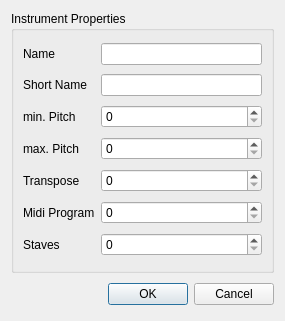
The window that mscore/mscore/editinstrument.ui (musescore/musescore-old) describes before a commit, drawn with Qt 5.
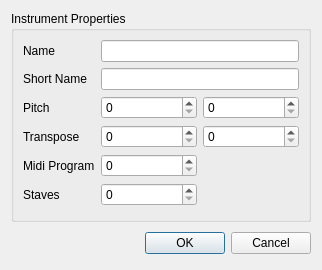
The same window after the commit.

What changed in the file:
```diff
--- a/mscore/mscore/editinstrument.ui
+++ b/mscore/mscore/editinstrument.ui
@@ -1,27 +1,27 @@
 <ui version="4.0" >
  <class>EditInstrumentBase</class>
- <widget class="QDialog" name="EditInstrumentBase" >
-  <property name="geometry" >
+ <widget class="QDialog" name="EditInstrumentBase">
+  <property name="geometry">
    <rect>
     <x>0</x>
     <y>0</y>
-    <width>285</width>
-    <height>321</height>
+    <width>322</width>
+    <height>270</height>
    </rect>
   </property>
   <property name="windowTitle" >
    <string>MuseScore: Edit Instrument Properties</string>
   </property>
-  <layout class="QVBoxLayout" >
-   <item>
-    <widget class="QGroupBox" name="groupBox" >
-     <property name="title" >
+  <layout class="QGridLayout" name="gridLayout">
+   <item row="0" column="0">
+    <widget class="QGroupBox" name="groupBox">
+     <property name="title">
       <string>Instrument Properties</string>
      </property>
-     <layout class="QGridLayout" >
-      <item row="0" column="0" >
-       <widget class="QLabel" name="label" >
-        <property name="text" >
+     <layout class="QGridLayout">
+      <item row="0" column="0">
+       <widget class="QLabel" name="label">
+        <property name="text">
          <string>Name</string>
         </property>
         <property name="textFormat" >
@@ -29,12 +29,19 @@
         </property>
        </widget>
       </item>
-      <item row="0" column="1" >
-       <widget class="QLineEdit" name="nameEdit" />
+      <item row="0" column="1" colspan="2">
+       <widget class="QLineEdit" name="nameEdit">
+        <property name="sizePolicy">
+         <sizepolicy hsizetype="Expanding" vsizetype="Fixed">
+          <horstretch>0</horstretch>
+          <verstretch>0</verstretch>
+         </sizepolicy>
+        </property>
+       </widget>
       </item>
-      <item row="1" column="0" >
-       <widget class="QLabel" name="label_2" >
-        <property name="text" >
+      <item row="1" column="0">
+       <widget class="QLabel" name="label_2">
+        <property name="text">
          <string>Short Name</string>
         </property>
         <property name="textFormat" >
@@ -42,46 +49,42 @@
         </property>
        </widget>
       </item>
-      <item row="1" column="1" >
-       <widget class="QLineEdit" name="shortNameEdit" />
-      </item>
-      <item row="2" column="0" >
-       <widget class="QLabel" name="label_3" >
-        <property name="text" >
-         <string>min. Pitch</string>
+      <item row="1" column="1" colspan="2">
+       <widget class="QLineEdit" name="shortNameEdit">
+        <property name="sizePolicy">
+         <sizepolicy hsizetype="Expanding" vsizetype="Fixed">
+          <horstretch>0</horstretch>
+          <verstretch>0</verstretch>
+         </sizepolicy>
         </property>
-        <property name="textFormat" >
-         <enum>Qt::PlainText</enum>
-        </property>
        </widget>
       </item>
-      <item row="2" column="1" >
-       <widget class="QSpinBox" name="minPitch" >
-        <property name="maximum" >
-         <number>127</number>
+      <item row="2" column="0">
+       <widget class="QLabel" name="label_3">
+        <property name="text">
+         <string>Pitch</string>
         </property>
-       </widget>
-      </item>
-      <item row="3" column="0" >
-       <widget class="QLabel" name="label_4" >
-        <property name="text" >
-         <string>max. Pitch</string>
-        </property>
-        <property name="textFormat" >
+        <property name="textFormat">
          <enum>Qt::PlainText</enum>
         </property>
        </widget>
       </item>
-      <item row="3" column="1" >
-       <widget class="QSpinBox" name="maxPitch" >
-        <property name="maximum" >
+      <item row="2" column="1">
+       <widget class="QSpinBox" name="minPitch">
+        <property name="sizePolicy">
+         <sizepolicy hsizetype="Expanding" vsizetype="Fixed">
+          <horstretch>0</horstretch>
+          <verstretch>0</verstretch>
+         </sizepolicy>
+        </property>
+        <property name="maximum">
          <number>127</number>
         </property>
        </widget>
       </item>
-      <item row="4" column="0" >
-       <widget class="QLabel" name="label_5" >
-        <property name="text" >
+      <item row="3" column="0">
+       <widget class="QLabel" name="label_5">
+        <property name="text">
          <string>Transpose</string>
         </property>
         <property name="textFormat" >
@@ -89,16 +92,22 @@
         </property>
        </widget>
       </item>
-      <item row="4" column="1" >
-       <widget class="QSpinBox" name="transpose" >
-        <property name="maximum" >
+      <item row="3" column="1">
+       <widget class="QSpinBox" name="transposeChromatic">
+        <property name="sizePolicy">
+         <sizepolicy hsizetype="Preferred" vsizetype="Fixed">
+          <horstretch>0</horstretch>
+          <verstretch>0</verstretch>
+         </sizepolicy>
+        </property>
+        <property name="maximum">
          <number>127</number>
         </property>
        </widget>
       </item>
-      <item row="5" column="0" >
-       <widget class="QLabel" name="label_6" >
-        <property name="text" >
+      <item row="4" column="0">
+       <widget class="QLabel" name="label_6">
+        <property name="text">
          <string>Midi Program</string>
         </property>
         <property name="textFormat" >
@@ -106,16 +115,22 @@
         </property>
        </widget>
       </item>
-      <item row="5" column="1" >
-       <widget class="QSpinBox" name="midiProgram" >
-        <property name="maximum" >
+      <item row="4" column="1">
+       <widget class="QSpinBox" name="midiProgram">
+        <property name="sizePolicy">
+         <sizepolicy hsizetype="Preferred" vsizetype="Fixed">
+          <horstretch>0</horstretch>
+          <verstretch>0</verstretch>
+         </sizepolicy>
+        </property>
+        <property name="maximum">
          <number>127</number>
         </property>
        </widget>
       </item>
-      <item row="6" column="0" >
-       <widget class="QLabel" name="label_7" >
-        <property name="text" >
+      <item row="5" column="0">
+       <widget class="QLabel" name="label_7">
+        <property name="text">
          <string>Staves</string>
         </property>
         <property name="textFormat" >
@@ -123,27 +138,61 @@
         </property>
        </widget>
       </item>
-      <item row="6" column="1" >
-       <widget class="QSpinBox" name="staves" />
+      <item row="5" column="1">
+       <widget class="QSpinBox" name="staves">
+        <property name="sizePolicy">
+         <sizepolicy hsizetype="Preferred" vsizetype="Fixed">
+          <horstretch>0</horstretch>
+          <verstretch>0</verstretch>
+         </sizepolicy>
+        </property>
+       </widget>
+      </item>
+      <item row="3" column="2">
+       <widget class="QSpinBox" name="transposeDiatonic">
+        <property name="sizePolicy">
+         <sizepolicy hsizetype="Preferred" vsizetype="Fixed">
+          <horstretch>0</horstretch>
+          <verstretch>0</verstretch>
+         </sizepolicy>
+        </property>
+       </widget>
+      </item>
+      <item row="2" column="2">
+       <widget class="QSpinBox" name="maxPitch">
+        <property name="sizePolicy">
+         <sizepolicy hsizetype="Expanding" vsizetype="Fixed">
+          <horstretch>0</horstretch>
+          <verstretch>0</verstretch>
+         </sizepolicy>
+        </property>
+        <property name="maximum">
+         <number>127</number>
+        </property>
+       </widget>
+      </item>
+      <item row="6" column="0">
+       <spacer name="verticalSpacer">
+        <property name="orientation">
+         <enum>Qt::Vertical</enum>
+        </property>
+        <property name="sizeHint" stdset="0">
+         <size>
+          <width>20</width>
+          <height>40</height>
+         </size>
+        </property>
+       </spacer>
       </item>
      </layout>
     </widget>
    </item>
-   <item>
-    <layout class="QHBoxLayout" >
-     <property name="spacing" >
+   <item row="1" column="0">
+    <layout class="QHBoxLayout">
+     <property name="spacing">
       <number>6</number>
      </property>
-     <property name="leftMargin" >
-      <number>0</number>
-     </property>
-     <property name="topMargin" >
-      <number>0</number>
-     </property>
-     <property name="rightMargin" >
-      <number>0</number>
-     </property>
-     <property name="bottomMargin" >
+     <property name="margin">
       <number>0</number>
      </property>
      <item>
@@ -160,15 +209,15 @@
       </spacer>
      </item>
      <item>
-      <widget class="QPushButton" name="buttonOk" >
-       <property name="text" >
+      <widget class="QPushButton" name="buttonOk">
+       <property name="text">
         <string>OK</string>
        </property>
       </widget>
      </item>
      <item>
-      <widget class="QPushButton" name="buttonCancel" >
-       <property name="text" >
+      <widget class="QPushButton" name="buttonCancel">
+       <property name="text">
         <string>Cancel</string>
        </property>
       </widget>
```
Left out of the diff: 27 changed lines with no effect on the pictures.
